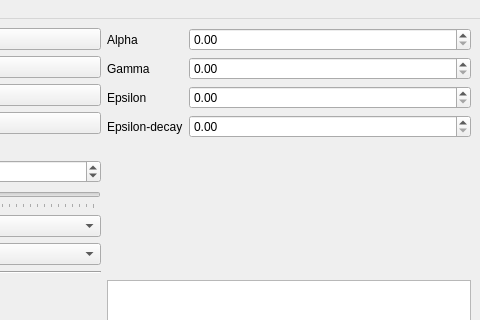
The window that prueba.ui (elKuston/QLearning) describes before a commit, drawn with Qt 5; both pictures show x 272 to 752 and y 0 to 320 of the 752 by 600 pixel window.
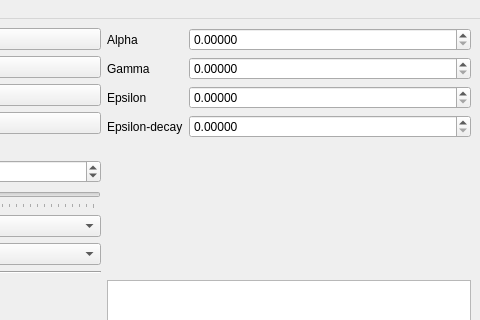
The same window after the commit. Custom widgets are drawn as their Qt base class.

Commit message:
últimos detallitos
Ya parece que funciona todo bien pero for real

Patch:
```diff
--- a/prueba.ui
+++ b/prueba.ui
@@ -29,6 +29,9 @@
       </item>
       <item row="0" column="1">
        <widget class="QDoubleSpinBox" name="alphaSpinbox">
+        <property name="decimals">
+         <number>5</number>
+        </property>
         <property name="maximum">
          <double>1.000000000000000</double>
         </property>
@@ -49,6 +52,9 @@
       </item>
       <item row="2" column="1">
        <widget class="QDoubleSpinBox" name="variableParamSpinbox1">
+        <property name="decimals">
+         <number>5</number>
+        </property>
         <property name="maximum">
          <double>1.000000000000000</double>
         </property>
@@ -66,6 +72,9 @@
       </item>
       <item row="3" column="1">
        <widget class="QDoubleSpinBox" name="variableParamSpinbox2">
+        <property name="decimals">
+         <number>5</number>
+        </property>
         <property name="maximum">
          <double>1.000000000000000</double>
         </property>
@@ -83,6 +92,9 @@
       </item>
       <item row="1" column="1">
        <widget class="QDoubleSpinBox" name="gammaSpinbox">
+        <property name="decimals">
+         <number>5</number>
+        </property>
         <property name="maximum">
          <double>1.000000000000000</double>
         </property>
```
The commit also changes 2 other files.
